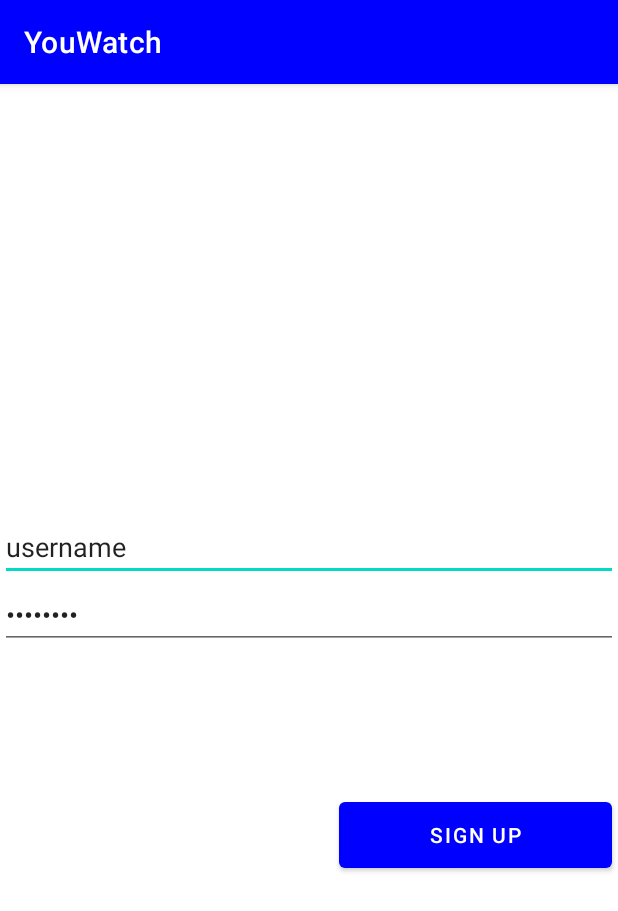
After one commit to Phinny01/YouWatch, an Android app: the SignUp screen opened directly, with no data from a screen before it, on a phone screen of 412 x 824 dp. The commit adds this screen. Shown: the top 911 px of the screen. Run offline under Robolectric (Android 15) with nearby library versions, the phone set to English and light mode, and no system bars; libraries missing offline, so code that uses them is left out: com.parse.

Commit message:
Add sign up feature users can now create an account

```diff
--- /dev/null
+++ b/app/src/main/java/com/example/youwatch/SignUp.java
@@ -0,0 +1,66 @@
+package com.example.youwatch;
+
+import androidx.appcompat.app.AppCompatActivity;
+
+import android.content.Intent;
+import android.os.Bundle;
+import android.util.Log;
+import android.view.View;
+import android.widget.Button;
+import android.widget.EditText;
+import android.widget.Toast;
+
+import com.parse.ParseException;
+import com.parse.ParseUser;
+import com.parse.SignUpCallback;
+
+public class SignUp extends AppCompatActivity {
+
+    EditText username;
+    EditText password;
+    Button btnSubmit;
+    public static final String message = "Something went wrong";
+
+    @Override
+    protected void onCreate(Bundle savedInstanceState) {
+        super.onCreate(savedInstanceState);
+        setContentView(R.layout.activity_sign_up);
+
+        username = findViewById(R.id.user);
+        password = findViewById(R.id.Password);
+        btnSubmit = findViewById(R.id.signup);
+
+        btnSubmit.setOnClickListener(new View.OnClickListener() {
+
+            @Override
+            public void onClick(View v) {
+
+                ParseUser user = new ParseUser();
+                String user_name = username.getText().toString();
+                String Password = password.getText().toString();
+                user.setUsername(user_name);
+                user.setPassword(Password);
+
+                user.signUpInBackground(new SignUpCallback() {
+                    @Override
+                    public void done(ParseException e) {
+
+                        if (e == null) {
+                            goMainActivity();
+                        } else {
+                            Toast.makeText(SignUp.this, message, Toast.LENGTH_SHORT).show();
+
+                        }
+                    }
+                });
+            }
+        });
+
+    }
+
+    public void goMainActivity() {
+
+        Intent intent = new Intent(this, MainActivity.class);
+        startActivity(intent);
+    }
+}
--- a/app/src/main/res/layout/activity_login.xml
+++ b/app/src/main/res/layout/activity_login.xml
@@ -5,7 +5,6 @@
     android:layout_width="match_parent"
     android:layout_height="match_parent"
     tools:context=".LoginActivity">
-
 
     <EditText
         android:id="@+id/etUsername"
--- /dev/null
+++ b/app/src/main/res/layout/activity_sign_up.xml
@@ -0,0 +1,48 @@
+<?xml version="1.0" encoding="utf-8"?>
+<androidx.constraintlayout.widget.ConstraintLayout
+    xmlns:android="http://schemas.android.com/apk/res/android"
+    xmlns:app="http://schemas.android.com/apk/res-auto"
+    xmlns:tools="http://schemas.android.com/tools"
+    android:layout_width="match_parent"
+    android:layout_height="match_parent"
+    tools:context=".SignUp">
+
+
+    <EditText
+        android:id="@+id/user"
+        android:layout_width="match_parent"
+        android:layout_height="0dp"
+        android:ems="10"
+        android:importantForAutofill="no"
+        android:inputType="textPersonName"
+        android:text="@string/Username"
+        app:layout_constraintBottom_toTopOf="@+id/Password"
+        app:layout_constraintStart_toStartOf="@+id/Password"
+        tools:ignore="TouchTargetSizeCheck" />
+
+    <EditText
+        android:id="@+id/Password"
+        android:layout_width="match_parent"
+        android:layout_height="0dp"
+        android:layout_marginBottom="96dp"
+        android:autofillHints=""
+        android:ems="10"
+        android:inputType="textPassword"
+        android:text="@string/password"
+        app:layout_constraintBottom_toTopOf="@+id/signup"
+        app:layout_constraintEnd_toEndOf="@+id/signup"
+        tools:ignore="TouchTargetSizeCheck" />
+
+    <Button
+        android:id="@+id/signup"
+        android:layout_width="182dp"
+        android:layout_height="56dp"
+        android:text="@string/create"
+        app:layout_constraintBottom_toBottomOf="parent"
+        app:layout_constraintEnd_toEndOf="parent"
+        app:layout_constraintHorizontal_bias="0.982"
+        app:layout_constraintStart_toStartOf="parent"
+        app:layout_constraintTop_toTopOf="parent"
+        app:layout_constraintVertical_bias="0.664" />
+
+</androidx.constraintlayout.widget.ConstraintLayout>
--- a/app/src/main/res/values/strings.xml
+++ b/app/src/main/res/values/strings.xml
@@ -5,4 +5,5 @@
     <string name="password">password</string>
     <string name="display">Don\'t have an account?</string>
     <string name="create">Sign up</string>
+
 </resources>
```
Also changed, not shown: app/src/main/AndroidManifest.xml (+5 -3 lines), app/src/main/java/com/example/youwatch/LoginActivity.java (+17 -1 lines), app/src/main/java/com/example/youwatch/Post.java (+11 -3 lines).
